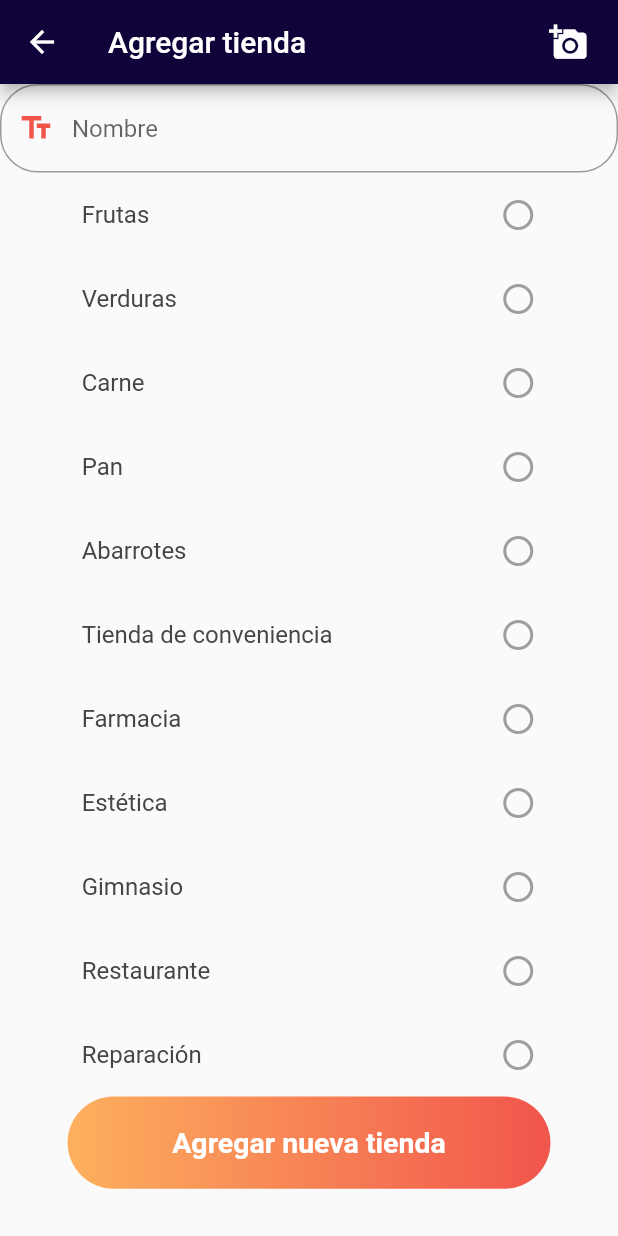
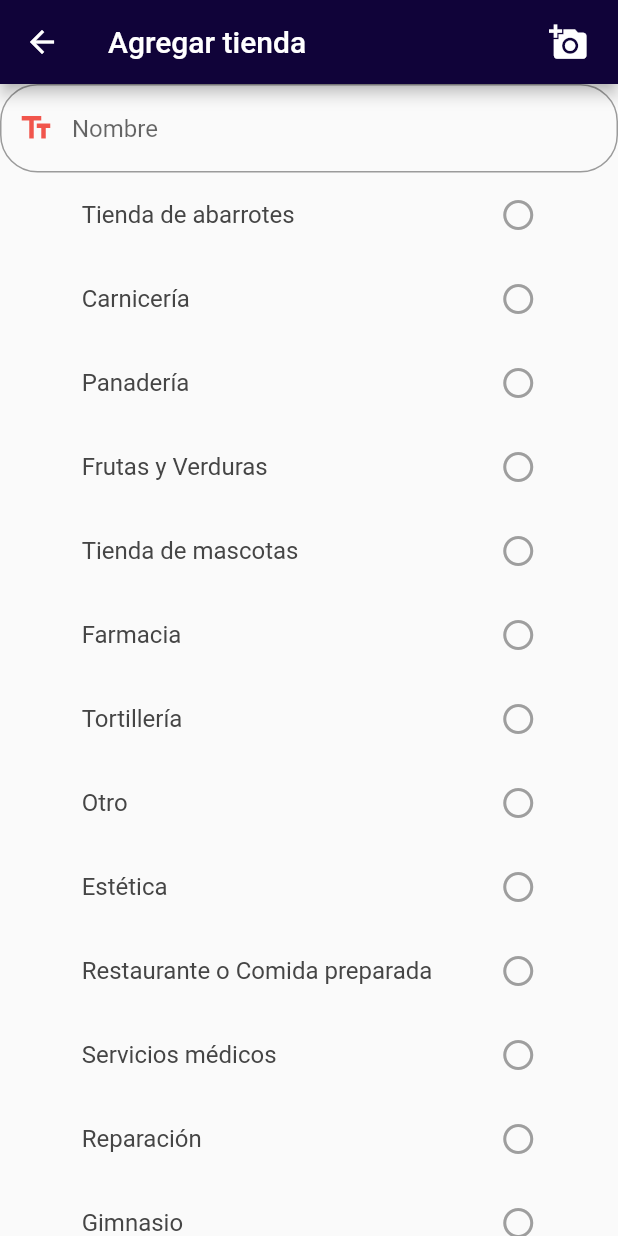
Before and after one commit to GonzaloAldana/remap, a Flutter app: the AddMarkerScreen screen opened directly, on a phone screen of 412 x 824 dp. Run offline on Flutter 3.47's test engine with Material 2 defaults, Android fonts, the phone set to English and light mode, and no system bars; our stand-ins replace cached_network_image, cloud_firestore, fancy_bottom_navigation, firebase_storage, flutter_map, flutter_mobx and 8 more; missing offline and left inert: dart:ffi, esys_flutter_share, flutter_map_marker_cluster, international_phone_input, just_debounce_it, loading_animations and 1 more; accounts and stored records are empty; generated files the repository leaves out were written again; Roboto replaces fonts that are missing (Montserrat).

Commit message:
Updated products and services

```diff
--- a/lib/screens/MapScreen.dart
+++ b/lib/screens/MapScreen.dart
@@ -87,6 +87,7 @@ class _HomePageState extends State<MapScreen> {
         polygonOptions: markerPolygonOptions,
         builder: (context, markers) => btnCluster(markers),
       );
+
       var circles = CircleLayerOptions(circles: [
         CircleMarker(
             point: LatLng(
--- a/lib/utils/constants.dart
+++ b/lib/utils/constants.dart
@@ -21,16 +21,26 @@ class MyConstants extends InheritedWidget {
   final FontWeight fontMedium = FontWeight.w600;
   final FontWeight fontSemiBold = FontWeight.w800;
 
-  final listaServicios = ['Estética', 'Gimnasio', 'Restaurante', 'Reparación'];
+  final listaServicios = [
+    'Estética',
+    'Restaurante o Comida preparada',
+    'Servicios médicos',
+    'Reparación',
+    'Gimnasio',
+    'Otro'
+  ];
+
   final listaProductos = [
-    'Frutas',
-    'Verduras',
-    'Carne',
-    'Pan',
-    'Abarrotes',
-    'Tienda de conveniencia',
-    'Farmacia'
+    'Tienda de abarrotes',
+    'Carnicería',
+    'Panadería',
+    'Frutas y Verduras',
+    'Tienda de mascotas',
+    'Farmacia',
+    'Tortillería',
+    'Otro'
   ];
+
   final listaServiciosCliente = [
     'Medios de pago electrónico',
     'Servicio a domicilio'
```
